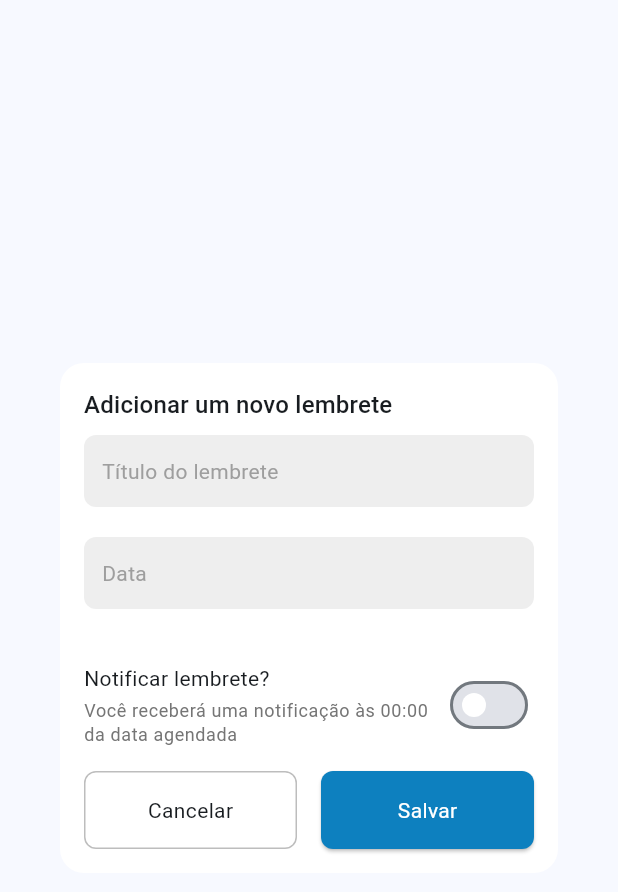
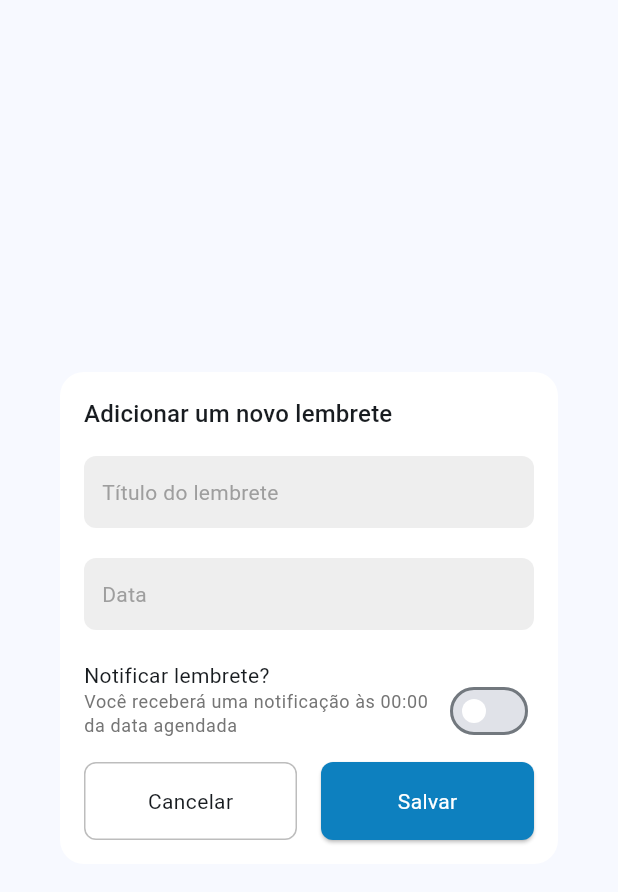
Before and after one commit to diogomachad0/auto_care_plus_app, a Flutter app: the AdicionarLembreteWidget widget shown alone on an empty page, opened directly, on a phone screen of 412 x 824 dp. Shown: the top 892 px of the screen. Run offline on Flutter 3.47's test engine with Material 3 defaults, Android fonts, the light colour scheme and no system bars; drawn by our look-alikes of oktoast; our stand-ins replace firebase_auth, firebase_core, fl_chart, flutter_local_notifications, flutter_map, flutter_mobx and 11 more; missing offline and left inert: pkg_flutter_utils; accounts and stored records are empty; generated files the repository leaves out were written again; Roboto replaces fonts that are missing (Cabin).

Commit message:
fix: ajuste visual

```diff
--- a/lib/app/modules/lembrete/submodules/adicionar_lembrete/adicionar_lembrete_widget.dart
+++ b/lib/app/modules/lembrete/submodules/adicionar_lembrete/adicionar_lembrete_widget.dart
@@ -44,7 +44,7 @@ class _AdicionarLembreteWidgetState extends State<AdicionarLembreteWidget> with
               'Adicionar um novo lembrete',
               style: textTheme.titleMedium,
             ),
-            const SizedBox(height: 8),
+            const SizedBox(height: 16),
             TextFieldCustom(
               label: 'Título do lembrete',
               controller: _tituloController,
@@ -64,7 +64,6 @@ class _AdicionarLembreteWidgetState extends State<AdicionarLembreteWidget> with
 
   Widget _buildNotificationToggle() {
     return Container(
-      margin: const EdgeInsets.symmetric(vertical: 16),
       child: Row(
         mainAxisAlignment: MainAxisAlignment.spaceBetween,
         children: [
@@ -76,7 +75,6 @@ class _AdicionarLembreteWidgetState extends State<AdicionarLembreteWidget> with
                   'Notificar lembrete?',
                   style: textTheme.bodyMedium,
                 ),
-                const SizedBox(height: 4),
                 Text(
                   'Você receberá uma notificação às 00:00 da data agendada',
                   style: textTheme.bodySmall?.copyWith(
@@ -84,6 +82,7 @@ class _AdicionarLembreteWidgetState extends State<AdicionarLembreteWidget> with
                     fontSize: 12,
                   ),
                 ),
+                const SizedBox(height: 16),
               ],
             ),
           ),
```
